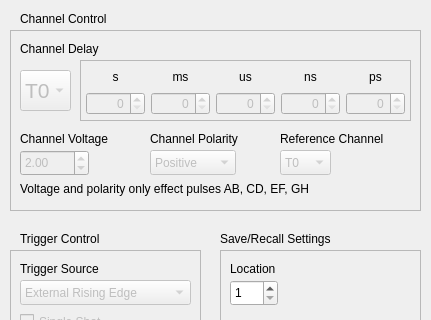
Qt form windows/SRSDG645.ui (CU-PWFA/photoDAQ) before a commit; both pictures show x 0 to 431 and y 0 to 320 of the 431 by 464 pixel window.
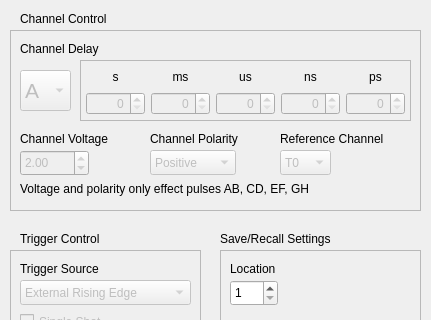
The same form after that commit.

What changed in the file:
```diff
--- a/windows/SRSDG645.ui
+++ b/windows/SRSDG645.ui
@@ -59,16 +59,6 @@
        <pointsize>16</pointsize>
       </font>
      </property>
-     <item>
-      <property name="text">
-       <string>T0</string>
-      </property>
-     </item>
-     <item>
-      <property name="text">
-       <string>T1</string>
-      </property>
-     </item>
      <item>
       <property name="text">
        <string>A</string>
```
